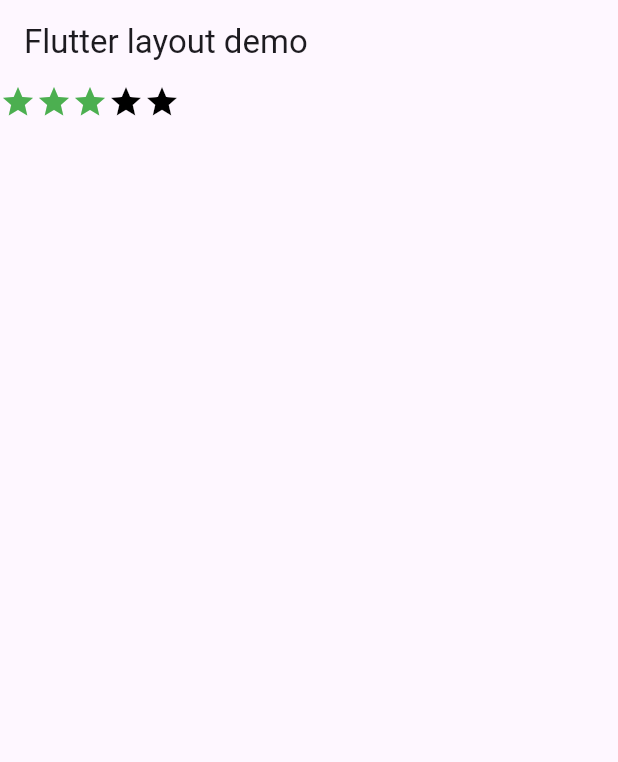
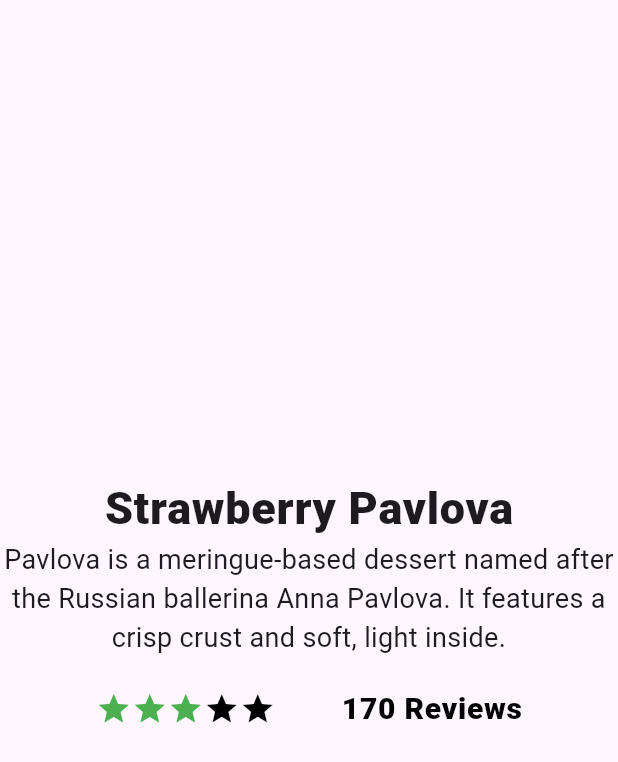
Before and after one commit to deaaww/PM, a Flutter app: the screen it shows after launch, on a phone screen of 412 x 824 dp. Shown: the top 762 px of the screen. Run offline on Flutter 3.47's test engine with Material 3 defaults, Android fonts, the phone set to English and light mode, and no system bars; Roboto replaces fonts that are missing (Georgia).

Commit message:
Nesting rows and columns (Ratings)

```diff
--- a/Week#06/src/basic_layout_flutter/lib/main.dart
+++ b/Week#06/src/basic_layout_flutter/lib/main.dart
@@ -9,12 +9,23 @@
 
   @override
   Widget build(BuildContext context) {
-    const String appTitle = 'Flutter layout demo';
-    return MaterialApp(
-      title: appTitle,
-      home: Scaffold(
-        appBar: AppBar(title: const Text(appTitle)),
-        body: Row(
+    const titleText = Text(
+      'Strawberry Pavlova',
+      style: TextStyle(
+        fontWeight: FontWeight.w800,
+        letterSpacing: 0.5,
+        fontSize: 30,
+      ),
+    );
+
+    const subTitle = Text(
+      'Pavlova is a meringue-based dessert named after the Russian ballerina '
+      'Anna Pavlova. It features a crisp crust and soft, light inside.',
+      textAlign: TextAlign.center,
+      style: TextStyle(fontFamily: 'Georgia', fontSize: 18),
+    );
+
+    final stars = Row(
       mainAxisSize: MainAxisSize.min,
       children: [
         Icon(Icons.star, color: Colors.green[500]),
@@ -23,6 +34,39 @@
         const Icon(Icons.star, color: Colors.black),
         const Icon(Icons.star, color: Colors.black),
       ],
+    );
+
+    final ratings = Container(
+      padding: const EdgeInsets.all(20),
+      child: Row(
+        mainAxisAlignment: MainAxisAlignment.spaceEvenly,
+        children: [
+          stars,
+          const Text(
+            '170 Reviews',
+            style: TextStyle(
+              color: Colors.black,
+              fontWeight: FontWeight.w800,
+              fontFamily: 'Roboto',
+              letterSpacing: 0.5,
+              fontSize: 20,
+            ),
+          ),
+        ],
+      ),
+    );
+
+    return MaterialApp(
+      home: Scaffold(
+        body: Center(
+          child: Column(
+                mainAxisSize: MainAxisSize.min, // Agar Column hanya setinggi isinya
+                children: [
+                  titleText,
+                  subTitle,
+                  ratings,
+                ],
+              ),
           ),
         ),
     );
```
Also changed, not shown: Week#06/src/basic_layout_flutter/images/ratings.png (added), 1 other file. Lines whose indentation alone changed are shown as unchanged.
